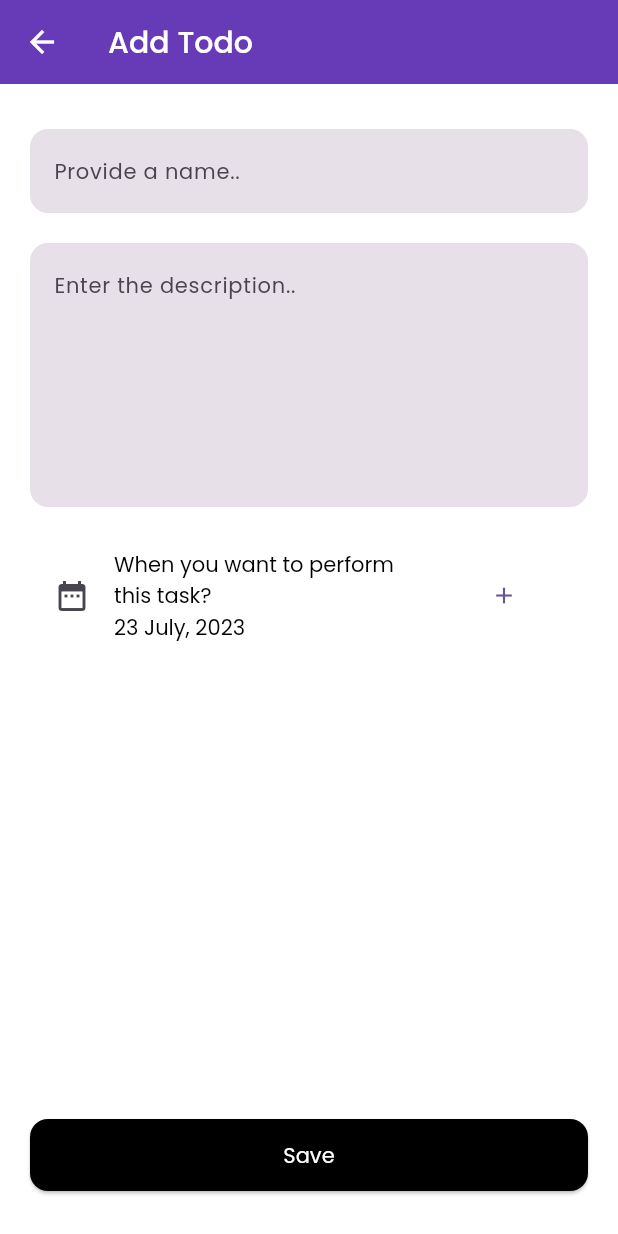
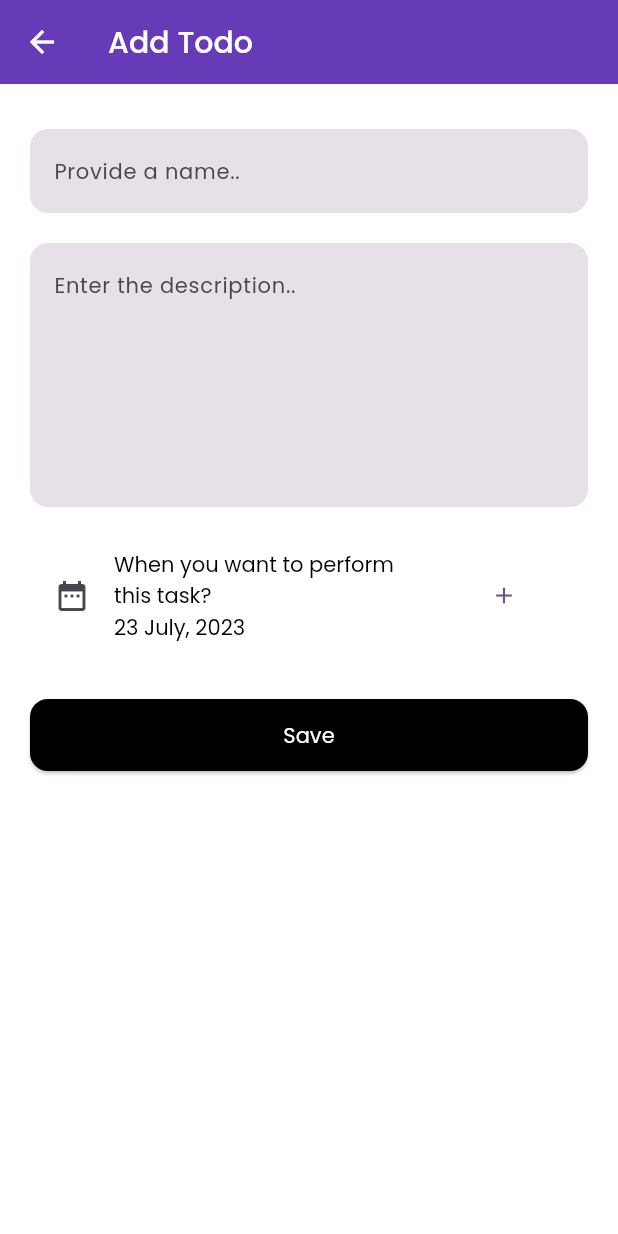
Before and after one commit to alvisjerome/todo-flutter-firebase, a Flutter app: the TodoPage screen opened directly, on a phone screen of 412 x 824 dp. Run offline on Flutter 3.47's test engine with Material 2 defaults, Android fonts, the phone set to English and light mode, and no system bars; our stand-ins replace google_fonts.

Commit message:
modified ui

```diff
--- a/lib/app/modules/todo/presentation/pages/todo_page.dart
+++ b/lib/app/modules/todo/presentation/pages/todo_page.dart
@@ -9,6 +9,8 @@ class TodoPage extends StatelessWidget {
 
   @override
   Widget build(BuildContext context) {
+    final screenHeight =
+        (MediaQuery.of(context).size.height - AppBar().preferredSize.height);
     return Scaffold(
         appBar: AppBar(
           title: const CustomText(
@@ -18,7 +20,9 @@ class TodoPage extends StatelessWidget {
             color: AppTheme.white,
           ),
         ),
-        body: Padding(
+        body: SingleChildScrollView(
+          child: Container(
+            height: screenHeight,
             padding: const EdgeInsets.symmetric(vertical: 30, horizontal: 20),
             child: Column(
               children: [
@@ -65,13 +69,16 @@ class TodoPage extends StatelessWidget {
                     child: const Icon(Icons.add),
                   ),
                 ),
-              const Spacer(),
+                const SizedBox(
+                  height: 30,
+                ),
                 PrimaryButton(
                   labelText: "Save",
                   onPressed: () {},
                 ),
               ],
             ),
+          ),
         ));
   }
 }
```
Lines whose indentation alone changed are shown as unchanged.
